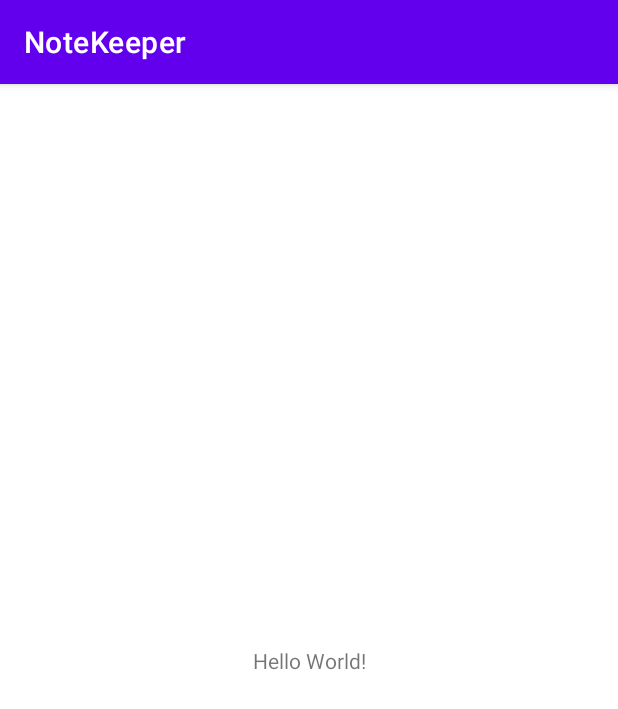
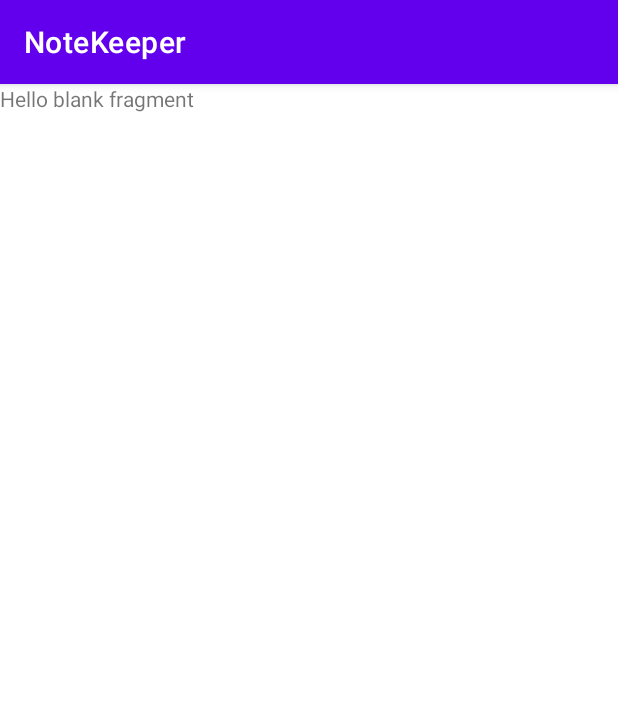
Before and after one commit to akshatoxy/NoteKeeper, an Android app: the screen it shows after launch (MainActivity), on a phone screen of 412 x 824 dp. Shown: the top 709 px of the screen. Run offline under Robolectric (Android 15) with nearby library versions, the phone set to English and light mode, and no system bars; our stand-ins replace Room's generated code.

Commit message:
Added notefragment and it's noteviewmodel

```diff
--- a/app/src/main/AndroidManifest.xml
+++ b/app/src/main/AndroidManifest.xml
@@ -9,7 +9,7 @@
         android:roundIcon="@mipmap/ic_launcher_round"
         android:supportsRtl="true"
         android:theme="@style/Theme.NoteKeeper">
-        <activity android:name=".MainActivity">
+        <activity android:name=".ui.MainActivity">
             <intent-filter>
                 <action android:name="android.intent.action.MAIN" />
 
--- a/app/src/main/java/com/example/notekeeper/database/NoteDatabase.java
+++ b/app/src/main/java/com/example/notekeeper/database/NoteDatabase.java
@@ -11,7 +11,7 @@ import androidx.sqlite.db.SupportSQLiteDatabase;
 
 import com.example.notekeeper.model.Note;
 
-@Database(entities = Note.class, version = 1)
+@Database(entities = Note.class, version = 1, exportSchema = false)
 public abstract class NoteDatabase extends RoomDatabase {
 
     private static NoteDatabase instance;
--- a/app/src/main/java/com/example/notekeeper/MainActivity.java
+++ b/app/src/main/java/com/example/notekeeper/ui/MainActivity.java
@@ -1,14 +1,23 @@
-package com.example.notekeeper;
+package com.example.notekeeper.ui;
 
 import androidx.appcompat.app.AppCompatActivity;
+import androidx.lifecycle.ViewModelProvider;
 
 import android.os.Bundle;
+import android.widget.Toast;
+
+import com.example.notekeeper.R;
+import com.example.notekeeper.viewmodel.NoteViewModel;
 
 public class MainActivity extends AppCompatActivity {
+
+    private NoteViewModel noteViewModel;
 
     @Override
     protected void onCreate(Bundle savedInstanceState) {
         super.onCreate(savedInstanceState);
         setContentView(R.layout.activity_main);
+
+
     }
 }
--- /dev/null
+++ b/app/src/main/java/com/example/notekeeper/ui/NoteFragment.java
@@ -0,0 +1,41 @@
+package com.example.notekeeper.ui;
+
+import android.os.Bundle;
+
+import androidx.annotation.NonNull;
+import androidx.annotation.Nullable;
+import androidx.fragment.app.Fragment;
+import androidx.lifecycle.ViewModelProvider;
+
+import android.view.LayoutInflater;
+import android.view.View;
+import android.view.ViewGroup;
+import android.widget.Toast;
+
+import com.example.notekeeper.R;
+import com.example.notekeeper.viewmodel.NoteViewModel;
+
+import java.util.Objects;
+
+public class NoteFragment extends Fragment {
+
+    private NoteViewModel noteViewModel;
+
+    public NoteFragment() {
+    }
+
+    @Override
+    public View onCreateView(LayoutInflater inflater, ViewGroup container,
+                             Bundle savedInstanceState) {
+        // Inflate the layout for this fragment
+        return inflater.inflate(R.layout.fragment_note, container, false);
+    }
+
+    @Override
+    public void onViewCreated(@NonNull View view, @Nullable Bundle savedInstanceState) {
+        super.onViewCreated(view, savedInstanceState);
+
+        noteViewModel = new ViewModelProvider(this, new ViewModelProvider.AndroidViewModelFactory(requireActivity().getApplication())).get(NoteViewModel.class);
+        noteViewModel.getAllNotes().observe(this, notes -> Toast.makeText(getContext(), "Hello There", Toast.LENGTH_SHORT).show());
+    }
+}
--- /dev/null
+++ b/app/src/main/java/com/example/notekeeper/viewmodel/NoteViewModel.java
@@ -0,0 +1,32 @@
+package com.example.notekeeper.viewmodel;
+
+import android.app.Application;
+
+import androidx.annotation.NonNull;
+import androidx.lifecycle.AndroidViewModel;
+import androidx.lifecycle.LiveData;
+
+import com.example.notekeeper.model.Note;
+import com.example.notekeeper.repository.NoteRepository;
+
+import java.util.List;
+
+public class NoteViewModel extends AndroidViewModel {
+
+    private NoteRepository noteRepository;
+    private LiveData<List<Note>> allNotes;
+
+    public NoteViewModel(@NonNull Application application) {
+        super(application);
+        initialize();
+    }
+
+    private void initialize(){
+        noteRepository = new NoteRepository(getApplication());
+        allNotes = noteRepository.getAllNotes();
+    }
+
+    public LiveData<List<Note>> getAllNotes() {
+        return allNotes;
+    }
+}
--- a/app/src/main/res/layout/activity_main.xml
+++ b/app/src/main/res/layout/activity_main.xml
@@ -4,15 +4,16 @@
     xmlns:tools="http://schemas.android.com/tools"
     android:layout_width="match_parent"
     android:layout_height="match_parent"
-    tools:context=".MainActivity">
+    tools:context=".ui.MainActivity">
 
-    <TextView
-        android:layout_width="wrap_content"
-        android:layout_height="wrap_content"
-        android:text="Hello World!"
+    <fragment
+        android:id="@+id/fragment"
+        android:name="com.example.notekeeper.ui.NoteFragment"
+        android:layout_width="0dp"
+        android:layout_height="0dp"
         app:layout_constraintBottom_toBottomOf="parent"
-        app:layout_constraintLeft_toLeftOf="parent"
-        app:layout_constraintRight_toRightOf="parent"
+        app:layout_constraintEnd_toEndOf="parent"
+        app:layout_constraintStart_toStartOf="parent"
         app:layout_constraintTop_toTopOf="parent" />
 
 </androidx.constraintlayout.widget.ConstraintLayout>
--- /dev/null
+++ b/app/src/main/res/layout/fragment_note.xml
@@ -0,0 +1,14 @@
+<?xml version="1.0" encoding="utf-8"?>
+<LinearLayout xmlns:android="http://schemas.android.com/apk/res/android"
+    xmlns:tools="http://schemas.android.com/tools"
+    android:layout_width="match_parent"
+    android:layout_height="match_parent"
+    tools:context=".ui.NoteFragment">
+
+    <!-- TODO: Update blank fragment layout -->
+    <TextView
+        android:layout_width="match_parent"
+        android:layout_height="match_parent"
+        android:text="@string/hello_blank_fragment" />
+
+</LinearLayout>
--- a/app/src/main/res/values/strings.xml
+++ b/app/src/main/res/values/strings.xml
@@ -1,3 +1,5 @@
 <resources>
     <string name="app_name">NoteKeeper</string>
+    <!-- TODO: Remove or change this placeholder text -->
+    <string name="hello_blank_fragment">Hello blank fragment</string>
 </resources>
```
